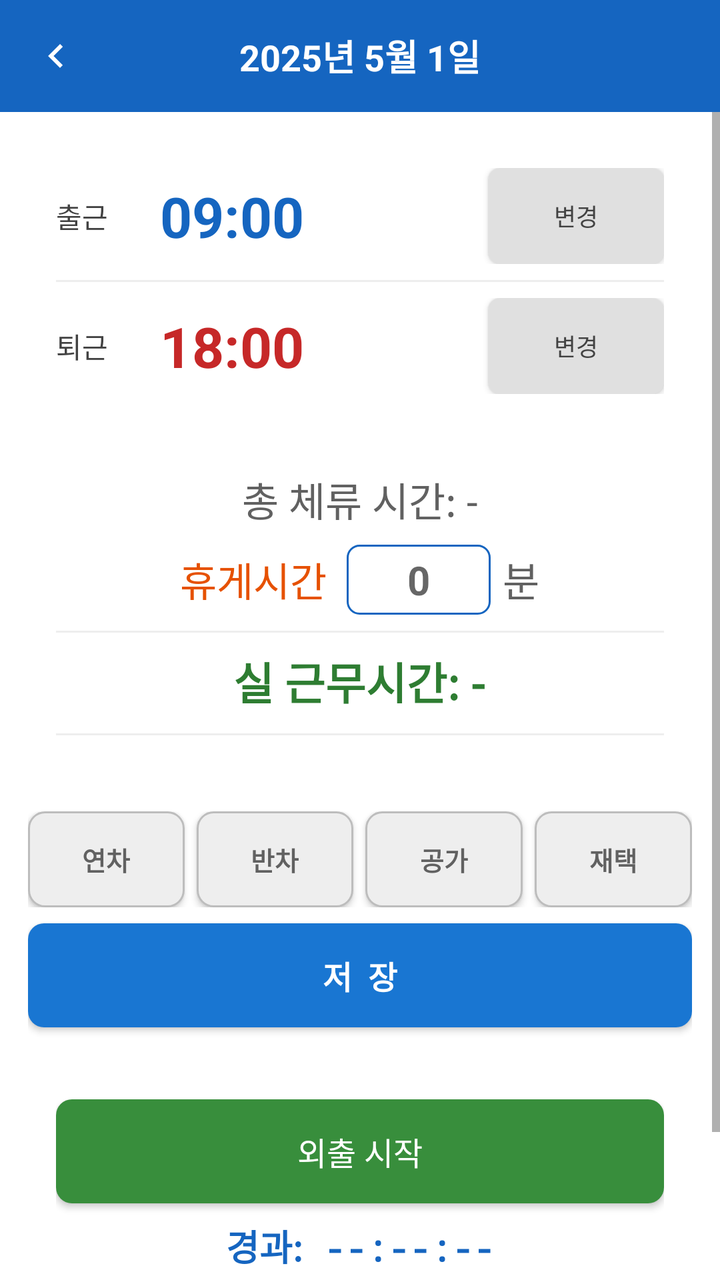
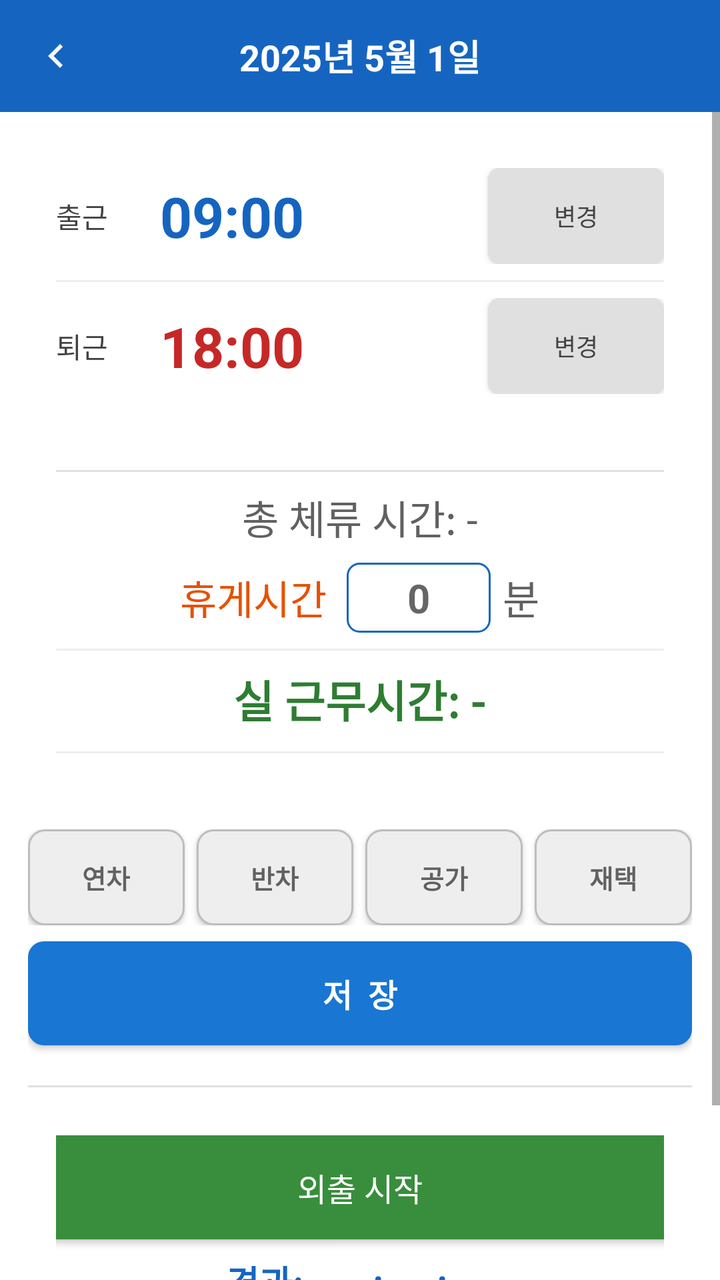

The first picture is an Android layout as it rendered before a commit; the second is the same layout after the commit. The layout source and the unified diff follow.
<!-- AndroidManifest.xml: application theme AppTheme -->
<!-- res/layout/activity_day_detail.xml -->
<?xml version="1.0" encoding="utf-8"?>
<LinearLayout xmlns:android="http://schemas.android.com/apk/res/android"
    android:id="@+id/root_day_detail"
    android:layout_width="match_parent"
    android:layout_height="match_parent"
    android:orientation="vertical"
    android:background="#FFFFFF">

    
    <LinearLayout
        android:layout_width="match_parent"
        android:layout_height="56dp"
        android:orientation="horizontal"
        android:gravity="center_vertical"
        android:background="#1565C0"
        android:padding="4dp">

        <ImageButton
            android:id="@+id/btn_close"
            android:layout_width="48dp"
            android:layout_height="48dp"
            android:src="@drawable/ic_arrow_left"
            android:background="?attr/selectableItemBackgroundBorderless"
            android:contentDescription="닫기"
            android:padding="4dp"
            android:tint="#FFFFFF" />

        <TextView
            android:id="@+id/tv_detail_date"
            android:layout_width="0dp"
            android:layout_height="wrap_content"
            android:layout_weight="1"
            android:textSize="18sp"
            android:textColor="#FFFFFF"
            android:textStyle="bold"
            android:gravity="center"
            android:text="2025년 5월 1일" />

        
        <View
            android:layout_width="48dp"
            android:layout_height="48dp" />
    </LinearLayout>

    <ScrollView
        android:id="@+id/scroll_day_detail"
        android:layout_width="match_parent"
        android:layout_height="0dp"
        android:layout_weight="1"
        android:background="#FFFFFF">

    <LinearLayout
        android:layout_width="match_parent"
        android:layout_height="wrap_content"
        android:orientation="vertical"
        android:padding="14dp"
        android:background="#FFFFFF">

        
        <LinearLayout
            android:id="@+id/layout_time_card"
            android:layout_width="match_parent"
            android:layout_height="wrap_content"
            android:orientation="vertical"
            android:background="#FFFFFF"
            android:padding="14dp"
            android:layout_marginBottom="10dp">

            
            <LinearLayout
                android:layout_width="match_parent"
                android:layout_height="wrap_content"
                android:orientation="horizontal"
                android:gravity="center_vertical"
                android:layout_marginBottom="8dp">

                <TextView
                    android:layout_width="52dp"
                    android:layout_height="wrap_content"
                    android:text="출근"
                    android:textSize="14sp"
                    android:textColor="#424242" />

                <TextView
                    android:id="@+id/tv_start_time"
                    android:layout_width="0dp"
                    android:layout_height="wrap_content"
                    android:layout_weight="1"
                    android:textSize="28sp"
                    android:textColor="#1565C0"
                    android:textStyle="bold"
                    android:text="09:00" />

                <Button
                    android:id="@+id/btn_checkin"
                    android:layout_width="wrap_content"
                    android:layout_height="wrap_content"
                    android:text="출근"
                    android:textSize="12sp"
                    android:background="@drawable/bg_checkin_button"
                    android:textColor="#FFFFFF"
                    android:paddingLeft="12dp"
                    android:paddingRight="12dp"
                    android:layout_marginEnd="4dp"
                    android:visibility="gone" />

                <Button
                    android:id="@+id/btn_edit_start"
                    android:layout_width="wrap_content"
                    android:layout_height="wrap_content"
                    android:text="변경"
                    android:textSize="12sp"
                    android:background="@drawable/bg_primary_button"
                    android:textColor="#424242"
                    android:paddingLeft="14dp"
                    android:paddingRight="14dp" />
            </LinearLayout>

            <View android:layout_width="match_parent" android:layout_height="1dp"
                android:background="#EEEEEE"/>

            
            <LinearLayout
                android:layout_width="match_parent"
                android:layout_height="wrap_content"
                android:orientation="horizontal"
                android:gravity="center_vertical"
                android:layout_marginTop="8dp">

                <TextView
                    android:layout_width="52dp"
                    android:layout_height="wrap_content"
                    android:text="퇴근"
                    android:textSize="14sp"
                    android:textColor="#424242" />

                <TextView
                    android:id="@+id/tv_end_time"
                    android:layout_width="0dp"
                    android:layout_height="wrap_content"
                    android:layout_weight="1"
                    android:textSize="28sp"
                    android:textColor="#C62828"
                    android:textStyle="bold"
                    android:text="18:00" />

                <Button
                    android:id="@+id/btn_checkout"
                    android:layout_width="wrap_content"
                    android:layout_height="wrap_content"
                    android:text="퇴근"
                    android:textSize="12sp"
                    android:background="@drawable/bg_checkout_button"
                    android:textColor="#FFFFFF"
                    android:paddingLeft="12dp"
                    android:paddingRight="12dp"
                    android:layout_marginEnd="4dp"
                    android:visibility="gone" />

                <Button
                    android:id="@+id/btn_edit_end"
                    android:layout_width="wrap_content"
                    android:layout_height="wrap_content"
                    android:text="변경"
                    android:textSize="12sp"
                    android:background="@drawable/bg_primary_button"
                    android:textColor="#424242"
                    android:paddingLeft="14dp"
                    android:paddingRight="14dp" />
            </LinearLayout>
        </LinearLayout>

        
        <LinearLayout
            android:id="@+id/layout_calc_card"
            android:layout_width="match_parent"
            android:layout_height="wrap_content"
            android:orientation="vertical"
            android:background="#FFFFFF"
            android:padding="14dp"
            android:layout_marginBottom="16dp">

            <TextView
                android:id="@+id/tv_raw_work"
                android:layout_width="match_parent"
                android:layout_height="wrap_content"
                android:textSize="20sp"
                android:textColor="#616161"
                android:gravity="center"
                android:layout_marginBottom="8dp"
                android:text="총 체류 시간: -" />

            
            <LinearLayout
                android:layout_width="match_parent"
                android:layout_height="wrap_content"
                android:orientation="horizontal"
                android:gravity="center"
                android:layout_marginBottom="8dp">

                <TextView
                    android:layout_width="wrap_content"
                    android:layout_height="wrap_content"
                    android:text="휴게시간"
                    android:textSize="20sp"
                    android:textColor="#E65100" />

                <EditText
                    android:id="@+id/et_break_minutes"
                    android:layout_width="72dp"
                    android:layout_height="wrap_content"
                    android:layout_marginLeft="10dp"
                    android:inputType="number"
                    android:textSize="20sp"
                    android:textColor="#E65100"
                    android:textStyle="bold"
                    android:gravity="center"
                    android:maxLength="3"
                    android:hint="0"
                    android:background="@drawable/bg_outlined_button"
                    android:paddingTop="4dp"
                    android:paddingBottom="4dp" />

                <TextView
                    android:layout_width="wrap_content"
                    android:layout_height="wrap_content"
                    android:layout_marginLeft="6dp"
                    android:text="분"
                    android:textSize="20sp"
                    android:textColor="#616161" />

            </LinearLayout>

            <View android:layout_width="match_parent" android:layout_height="1dp"
                android:background="#EEEEEE" android:layout_marginBottom="8dp"/>

            <TextView
                android:id="@+id/tv_net_work"
                android:layout_width="match_parent"
                android:layout_height="wrap_content"
                android:textSize="22sp"
                android:textStyle="bold"
                android:textColor="#2E7D32"
                android:gravity="center"
                android:text="실 근무시간: -" />

            <View android:layout_width="match_parent" android:layout_height="1dp"
                android:background="#EEEEEE"
                android:layout_marginTop="10dp" android:layout_marginBottom="8dp"/>

            
            <LinearLayout
                android:id="@+id/ll_seg_container"
                android:layout_width="match_parent"
                android:layout_height="wrap_content"
                android:orientation="vertical"
                android:visibility="gone">

                <LinearLayout
                    android:id="@+id/ll_seg_weekday_night"
                    android:layout_width="match_parent"
                    android:layout_height="wrap_content"
                    android:orientation="horizontal"
                    android:gravity="center_vertical"
                    android:layout_marginBottom="4dp"
                    android:visibility="gone">
                    <TextView
                        android:layout_width="68dp"
                        android:layout_height="wrap_content"
                        android:text="평일야간"
                        android:textSize="12sp"
                        android:textColor="#424242" />
                    <TextView
                        android:id="@+id/tv_seg_weekday_night"
                        android:layout_width="0dp"
                        android:layout_height="wrap_content"
                        android:layout_weight="1"
                        android:textSize="12sp"
                        android:textStyle="bold"
                        android:textColor="#5C6BC0" />
                </LinearLayout>

                <LinearLayout
                    android:id="@+id/ll_seg_holiday_day"
                    android:layout_width="match_parent"
                    android:layout_height="wrap_content"
                    android:orientation="horizontal"
                    android:gravity="center_vertical"
                    android:layout_marginBottom="4dp"
                    android:visibility="gone">
                    <TextView
                        android:layout_width="68dp"
                        android:layout_height="wrap_content"
                        android:text="휴일주간"
                        android:textSize="12sp"
                        android:textColor="#424242" />
                    <TextView
                        android:id="@+id/tv_seg_holiday_day"
                        android:layout_width="0dp"
                        android:layout_height="wrap_content"
                        android:layout_weight="1"
                        android:textSize="12sp"
                        android:textStyle="bold"
                        android:textColor="#E65100" />
                </LinearLayout>

                <LinearLayout
                    android:id="@+id/ll_seg_holiday_night"
                    android:layout_width="match_parent"
                    android:layout_height="wrap_content"
                    android:orientation="horizontal"
                    android:gravity="center_vertical"
                    android:visibility="gone">
                    <TextView
                        android:layout_width="68dp"
                        android:layout_height="wrap_content"
                        android:text="휴일야간"
                        android:textSize="12sp"
                        android:textColor="#424242" />
                    <TextView
                        android:id="@+id/tv_seg_holiday_night"
                        android:layout_width="0dp"
                        android:layout_height="wrap_content"
                        android:layout_weight="1"
                        android:textSize="12sp"
                        android:textStyle="bold"
                        android:textColor="#B71C1C" />
                </LinearLayout>
            </LinearLayout>
        </LinearLayout>

        
        <TextView
            android:id="@+id/tv_annual_note"
            android:layout_width="match_parent"
            android:layout_height="wrap_content"
            android:text=""
            android:textSize="12sp"
            android:textColor="#C62828"
            android:gravity="center"
            android:layout_marginBottom="6dp"
            android:visibility="gone" />

        
        <LinearLayout
            android:layout_width="match_parent"
            android:layout_height="wrap_content"
            android:orientation="horizontal"
            android:layout_marginBottom="8dp">

            <Button
                android:id="@+id/btn_annual_leave"
                android:layout_width="0dp"
                android:layout_height="48dp"
                android:layout_weight="1"
                android:text="연차"
                android:textSize="13sp"
                android:textColor="#616161"
                android:textStyle="bold"
                android:background="@drawable/bg_leave_inactive"
                android:layout_marginEnd="3dp" />

            <Button
                android:id="@+id/btn_half_leave"
                android:layout_width="0dp"
                android:layout_height="48dp"
                android:layout_weight="1"
                android:text="반차"
                android:textSize="13sp"
                android:textColor="#616161"
                android:textStyle="bold"
                android:background="@drawable/bg_leave_inactive"
                android:layout_marginStart="3dp"
                android:layout_marginEnd="3dp" />

            <Button
                android:id="@+id/btn_public_leave"
                android:layout_width="0dp"
                android:layout_height="48dp"
                android:layout_weight="1"
                android:text="공가"
                android:textSize="13sp"
                android:textColor="#616161"
                android:textStyle="bold"
                android:background="@drawable/bg_leave_inactive"
                android:layout_marginStart="3dp"
                android:layout_marginEnd="3dp" />

            <Button
                android:id="@+id/btn_remote_work"
                android:layout_width="0dp"
                android:layout_height="48dp"
                android:layout_weight="1"
                android:text="재택"
                android:textSize="13sp"
                android:textColor="#616161"
                android:textStyle="bold"
                android:background="@drawable/bg_leave_inactive"
                android:layout_marginStart="3dp" />
        </LinearLayout>

        
        <Button
            android:id="@+id/btn_save"
            android:layout_width="match_parent"
            android:layout_height="52dp"
            android:text="저  장"
            android:textSize="16sp"
            android:textColor="#FFFFFF"
            android:textStyle="bold"
            android:background="@drawable/bg_save_button"
            android:layout_marginBottom="10dp" />

        
        <Button
            android:id="@+id/btn_delete"
            android:layout_width="match_parent"
            android:layout_height="46dp"
            android:text="오늘 등록 초기화"
            android:textSize="13sp"
            android:textColor="#C62828"
            android:background="@drawable/bg_delete_button"
            android:visibility="gone" />

        
        <LinearLayout
            android:id="@+id/ll_outing_card"
            android:layout_width="match_parent"
            android:layout_height="wrap_content"
            android:orientation="vertical"
            android:background="#FFFFFF"
            android:padding="14dp"
            android:layout_marginTop="12dp">

            <Button
                android:id="@+id/btn_outing_toggle"
                android:layout_width="match_parent"
                android:layout_height="52dp"
                android:text="외출 시작"
                android:textSize="16sp"
                android:textColor="#FFFFFF"
                android:background="@drawable/bg_checkin_button"
                android:layout_marginBottom="8dp" />

            <TextView
                android:id="@+id/tv_outing_elapsed"
                android:layout_width="match_parent"
                android:layout_height="wrap_content"
                android:text="경과: --:--:--"
                android:textSize="18sp"
                android:textStyle="bold"
                android:textColor="#1565C0"
                android:fontFamily="monospace"
                android:gravity="center"
                android:layout_marginBottom="4dp" />

            <TextView
                android:id="@+id/tv_outing_total"
                android:layout_width="match_parent"
                android:layout_height="wrap_content"
                android:text="일 누적: --"
                android:textSize="13sp"
                android:textColor="#616161"
                android:gravity="center"
                android:layout_marginBottom="8dp" />

            <View android:layout_width="match_parent" android:layout_height="1dp"
                android:background="#EEEEEE" android:layout_marginBottom="8dp"/>

            
            <LinearLayout
                android:layout_width="match_parent"
                android:layout_height="wrap_content"
                android:orientation="horizontal"
                android:layout_marginBottom="4dp">

                <TextView android:layout_width="0dp" android:layout_height="wrap_content"
                    android:layout_weight="1" android:text="시작"
                    android:textSize="11sp" android:textStyle="bold"
                    android:textColor="#424242" android:gravity="center" />

                <TextView android:layout_width="0dp" android:layout_height="wrap_content"
                    android:layout_weight="1" android:text="종료"
                    android:textSize="11sp" android:textStyle="bold"
                    android:textColor="#424242" android:gravity="center" />

                <TextView android:layout_width="0dp" android:layout_height="wrap_content"
                    android:layout_weight="1" android:text="외출시간"
                    android:textSize="11sp" android:textStyle="bold"
                    android:textColor="#424242" android:gravity="center" />

                <TextView android:layout_width="52dp" android:layout_height="wrap_content"
                    android:text="삭제" android:textSize="11sp" android:textStyle="bold"
                    android:textColor="#424242" android:gravity="center" />
            </LinearLayout>

            
            <LinearLayout
                android:id="@+id/ll_outing_rows"
                android:layout_width="match_parent"
                android:layout_height="wrap_content"
                android:orientation="vertical" />
        </LinearLayout>

    </LinearLayout>
    </ScrollView>

</LinearLayout>
<!-- resources referenced by this layout -->
<resources>
  <!-- drawable bg_checkin_button (drawable) -->
  <?xml version="1.0" encoding="utf-8"?>
  <shape xmlns:android="http://schemas.android.com/apk/res/android"
      android:shape="rectangle">
      <solid android:color="#388E3C" />
      <corners android:radius="8dp" />
  </shape>
  <!-- drawable bg_checkout_button (drawable) -->
  <?xml version="1.0" encoding="utf-8"?>
  <shape xmlns:android="http://schemas.android.com/apk/res/android"
      android:shape="rectangle">
      <solid android:color="#C62828" />
      <corners android:radius="8dp" />
  </shape>
  <!-- drawable bg_delete_button (drawable) -->
  <?xml version="1.0" encoding="utf-8"?>
  <shape xmlns:android="http://schemas.android.com/apk/res/android"
      android:shape="rectangle">
      <solid android:color="#FFFFFF" />
      <stroke android:width="1dp" android:color="#C62828" />
      <corners android:radius="8dp" />
  </shape>
  <!-- drawable bg_leave_inactive (drawable) -->
  <?xml version="1.0" encoding="utf-8"?>
  <shape xmlns:android="http://schemas.android.com/apk/res/android"
      android:shape="rectangle">
      <solid android:color="#EEEEEE" />
      <stroke android:width="1dp" android:color="#BDBDBD" />
      <corners android:radius="8dp" />
  </shape>
  <!-- drawable bg_outlined_button (drawable) -->
  <?xml version="1.0" encoding="utf-8"?>
  <shape xmlns:android="http://schemas.android.com/apk/res/android"
      android:shape="rectangle">
      <solid android:color="#FFFFFF" />
      <stroke android:width="1dp" android:color="#1565C0" />
      <corners android:radius="6dp" />
  </shape>
  <!-- drawable bg_primary_button (drawable) -->
  <?xml version="1.0" encoding="utf-8"?>
  <shape xmlns:android="http://schemas.android.com/apk/res/android"
      android:shape="rectangle">
      <solid android:color="#E0E0E0" />
      <corners android:radius="6dp" />
  </shape>
  <!-- drawable bg_save_button (drawable) -->
  <?xml version="1.0" encoding="utf-8"?>
  <shape xmlns:android="http://schemas.android.com/apk/res/android"
      android:shape="rectangle">
      <solid android:color="#1976D2" />
      <corners android:radius="8dp" />
  </shape>
  <!-- drawable ic_arrow_left (drawable) -->
  <?xml version="1.0" encoding="utf-8"?>
  <vector xmlns:android="http://schemas.android.com/apk/res/android"
      android:width="24dp"
      android:height="24dp"
      android:viewportWidth="24"
      android:viewportHeight="24">
      <path
          android:fillColor="#FFFFFF"
          android:pathData="M15.41,16.59L10.83,12l4.58,-4.59L14,6l-6,6 6,6 1.41,-1.41z" />
  </vector>
  <style name="AppTheme" parent="Theme.AppCompat.Light.NoActionBar">
          <item name="colorPrimary">@color/colorPrimary</item>
          <item name="colorPrimaryDark">@color/colorPrimaryDark</item>
          <item name="colorAccent">@color/colorAccent</item>
      </style>
  <color name="colorPrimary">#1565C0</color>
  <color name="colorPrimaryDark">#0D47A1</color>
  <color name="colorAccent">#E65100</color>
</resources>

<!-- the commit's change to res/layout/activity_day_detail.xml (unified diff, before → after) -->
@@ -179,6 +179,10 @@
             android:background="#FFFFFF"
             android:padding="14dp"
             android:layout_marginBottom="16dp">
+
+            <View android:layout_width="match_parent" android:layout_height="1dp"
+                android:background="#E0E0E0"
+                android:layout_marginBottom="8dp" />
 
             <TextView
                 android:id="@+id/tv_raw_work"
@@ -423,19 +427,26 @@
             android:visibility="gone" />
 
         
+        <View android:layout_width="match_parent" android:layout_height="1dp"
+            android:background="#E0E0E0"
+            android:layout_marginTop="10dp"
+            android:layout_marginBottom="10dp" />
+
+        
         <LinearLayout
             android:id="@+id/ll_outing_card"
             android:layout_width="match_parent"
             android:layout_height="wrap_content"
             android:orientation="vertical"
             android:background="#FFFFFF"
-            android:padding="14dp"
-            android:layout_marginTop="12dp">
+            android:padding="14dp">
 
             <Button
                 android:id="@+id/btn_outing_toggle"
                 android:layout_width="match_parent"
                 android:layout_height="52dp"
+                android:layout_marginLeft="-14dp"
+                android:layout_marginRight="-14dp"
                 android:text="외출 시작"
                 android:textSize="16sp"
                 android:textColor="#FFFFFF"
